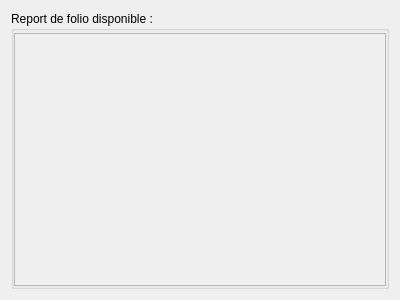
Above: sources/ui/folioreportproperties.ui from qelectrotech/qelectrotech-source-mirror before the change. Below: the same form after it.
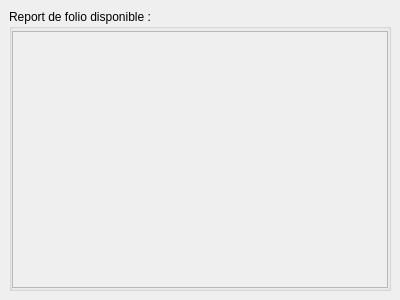
That is the form after the change.

Commit message: folio report: improve GUI and add unlinkcommand

What changed in the file:
```diff
--- a/sources/ui/folioreportproperties.ui
+++ b/sources/ui/folioreportproperties.ui
@@ -14,8 +14,11 @@
    <string>Form</string>
   </property>
   <layout class="QHBoxLayout" name="horizontalLayout">
+   <property name="margin">
+    <number>9</number>
+   </property>
    <item>
-    <layout class="QHBoxLayout" name="main_H_layout">
+    <layout class="QVBoxLayout" name="v_main_layout">
      <item>
       <widget class="QGroupBox" name="Report_gb">
        <property name="toolTip">
@@ -61,6 +64,9 @@
             <property name="sizeConstraint">
              <enum>QLayout::SetMinimumSize</enum>
             </property>
+            <property name="margin">
+             <number>0</number>
+            </property>
            </layout>
           </widget>
          </widget>
```
The commit also changes 4 other files.
